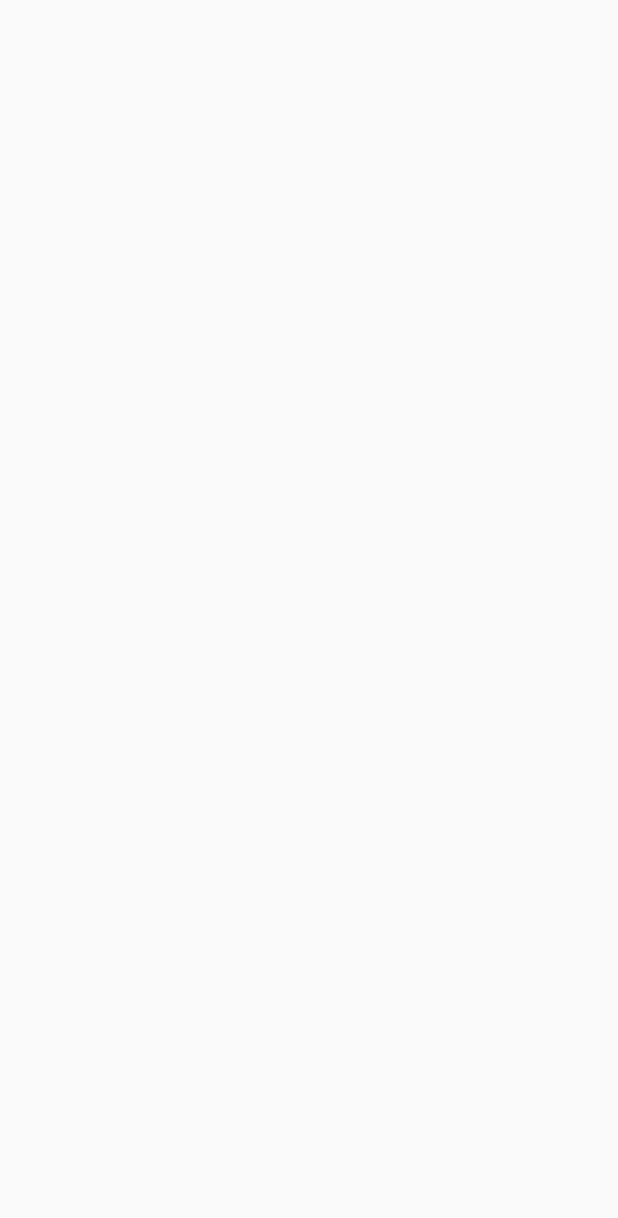
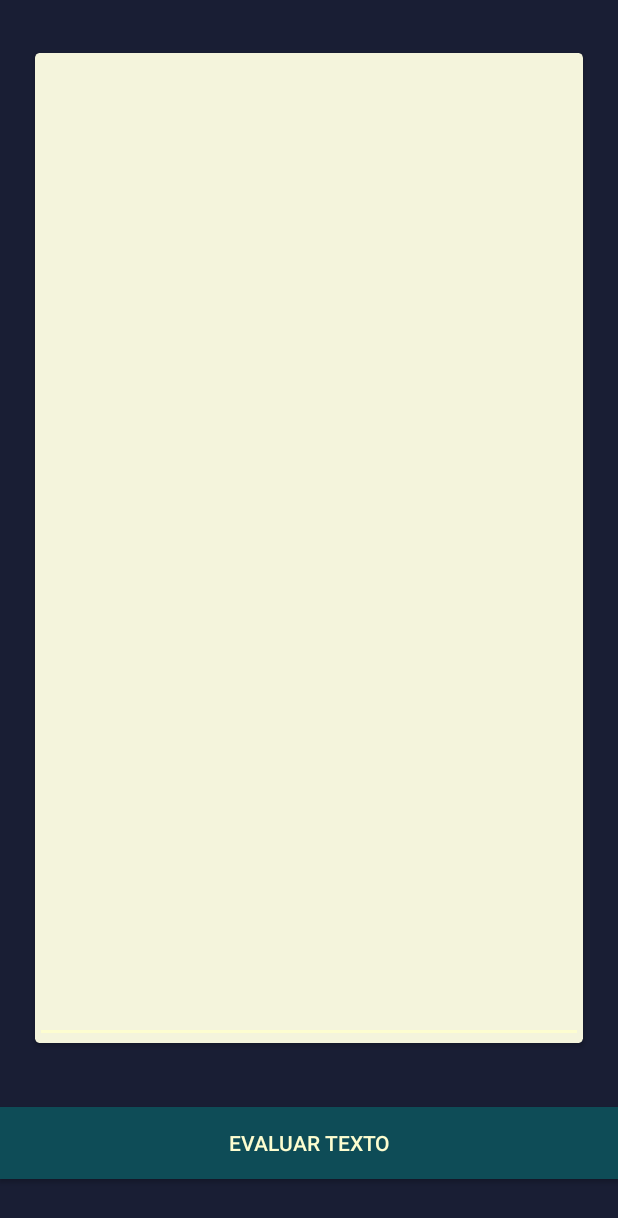
Before and after one commit to laura0497/HuffmanCode, an Android app: the WriteActivity screen opened directly, with no data from a screen before it, on a phone screen of 412 x 824 dp. Before the commit the part shown is empty. Shown: the top 1218 px of the screen. Run offline under Robolectric (Android 15) with nearby library versions, the phone set to English and light mode, and no system bars.

```diff
--- a/app/build.gradle
+++ b/app/build.gradle
@@ -22,6 +22,11 @@ dependencies {
     implementation fileTree(dir: 'libs', include: ['*.jar'])
     implementation 'com.android.support:appcompat-v7:27.1.1'
     implementation 'com.android.support.constraint:constraint-layout:1.1.0'
+
+    implementation 'com.android.support:design:27.1.1'
+    implementation 'com.android.support:recyclerview-v7:27.1.1'
+    implementation 'com.android.support:cardview-v7:+'
+
     testImplementation 'junit:junit:4.12'
     androidTestImplementation 'com.android.support.test:runner:1.0.2'
     androidTestImplementation 'com.android.support.test.espresso:espresso-core:3.0.2'
--- a/app/src/main/AndroidManifest.xml
+++ b/app/src/main/AndroidManifest.xml
@@ -19,6 +19,7 @@
             </intent-filter>
         </activity>
         <activity android:name=".WriteActivity"></activity>
+        <activity android:name=".HuffmanCode"></activity>
     </application>
 
 </manifest>
--- a/app/src/main/java/com/delarosa/huffmancode/SlideActivity.java
+++ b/app/src/main/java/com/delarosa/huffmancode/SlideActivity.java
@@ -298,6 +298,9 @@ public class SlideActivity extends AppCompatActivity {
                 Uri uri = data.getData();
                 String fileContent = readTextFile(uri);
                 Toast.makeText(this, fileContent, Toast.LENGTH_LONG).show();
+                Intent intent = new Intent(SlideActivity.this, HuffmanCode.class);
+                intent.putExtra("text", fileContent);
+                startActivity(intent);
 
             } else {
                 Log.i("-------", data.toString());
@@ -371,7 +374,7 @@ public class SlideActivity extends AppCompatActivity {
                 if (grantResults.length > 0 && grantResults[0] == PackageManager.PERMISSION_GRANTED) {
                     intentFileActivity();
                 } else {
-                    Toast.makeText(getApplicationContext(), getResources().getString(R.string.permission_denied), Toast.LENGTH_LONG);
+                    Toast.makeText(getApplicationContext(), getResources().getString(R.string.permission_denied), Toast.LENGTH_LONG).show();
                 }
                 break;
         }
--- a/app/src/main/java/com/delarosa/huffmancode/WriteActivity.java
+++ b/app/src/main/java/com/delarosa/huffmancode/WriteActivity.java
@@ -1,15 +1,54 @@
 package com.delarosa.huffmancode;
 
+import android.content.Intent;
+import android.graphics.Color;
+import android.os.Build;
 import android.os.Bundle;
+import android.support.design.widget.TextInputEditText;
 import android.support.v7.app.AppCompatActivity;
+import android.view.View;
+import android.view.Window;
+import android.view.WindowManager;
+import android.widget.Toast;
+
 /**
  * esta clase lee el texto y pasa el array de char a la clase HuffmanCode
  */
 public class WriteActivity extends AppCompatActivity {
+    private TextInputEditText textToEvaluate;
 
     @Override
     protected void onCreate(Bundle savedInstanceState) {
         super.onCreate(savedInstanceState);
         setContentView(R.layout.activity_write);
+
+        if (Build.VERSION.SDK_INT >= 21) {
+            getWindow().getDecorView().setSystemUiVisibility(View.SYSTEM_UI_FLAG_LAYOUT_STABLE | View.SYSTEM_UI_FLAG_LAYOUT_FULLSCREEN);
+        }
+
+        // barra de notificacion transparente
+        changeStatusBarColor();
+        textToEvaluate = findViewById(R.id.textToEvaluate);
+    }
+
+    /**
+     * este metodo cambia el color de la barra de notificacion a transparente
+     */
+    private void changeStatusBarColor() {
+        if (Build.VERSION.SDK_INT >= Build.VERSION_CODES.LOLLIPOP) {
+            Window window = getWindow();
+            window.addFlags(WindowManager.LayoutParams.FLAG_DRAWS_SYSTEM_BAR_BACKGROUNDS);
+            window.setStatusBarColor(Color.TRANSPARENT);
+        }
+    }
+
+    public void evaluateText(View view) {
+        if (!textToEvaluate.getText().equals("")) {
+            Intent intent = new Intent(WriteActivity.this, HuffmanCode.class);
+            intent.putExtra("text", String.valueOf(textToEvaluate.getText()));
+            startActivity(intent);
+        } else {
+            Toast.makeText(getApplicationContext(), "ingresa una palabra", Toast.LENGTH_LONG).show();
+        }
     }
 }
--- a/app/src/main/res/layout/activity_write.xml
+++ b/app/src/main/res/layout/activity_write.xml
@@ -1,6 +1,72 @@
 <?xml version="1.0" encoding="utf-8"?>
-<android.support.constraint.ConstraintLayout
-    xmlns:android="http://schemas.android.com/apk/res/android" android:layout_width="match_parent"
-    android:layout_height="match_parent">
+<LinearLayout xmlns:android="http://schemas.android.com/apk/res/android"
+    xmlns:app="http://schemas.android.com/apk/res-auto"
+    xmlns:tools="http://schemas.android.com/tools"
+    android:layout_width="match_parent"
+    android:layout_height="match_parent"
+    android:background="@color/dark_blue"
+    android:orientation="vertical"
+    android:weightSum="1">
 
-</android.support.constraint.ConstraintLayout>
+    <LinearLayout
+        android:layout_width="match_parent"
+
+        android:layout_height="match_parent"
+        android:layout_weight="0.15">
+
+        <android.support.v7.widget.CardView
+            android:id="@+id/cv_cartera"
+            android:layout_width="match_parent"
+            android:layout_height="match_parent"
+            android:layout_gravity="top"
+            android:layout_marginBottom="5dp"
+            android:layout_marginLeft="23dp"
+            android:layout_marginRight="23dp"
+            android:layout_marginTop="35dp"
+            android:backgroundTintMode="multiply"
+            android:elevation="3dp"
+            android:foreground="?android:attr/selectableItemBackground"
+            app:cardBackgroundColor="@color/dot_light_screen1"
+            app:cardCornerRadius="3dp"
+            tools:cardCornerRadius="3dp"
+            tools:cardElevation="3dp">
+
+
+            <LinearLayout
+                android:layout_width="match_parent"
+                android:layout_height="match_parent"
+                android:layout_gravity="top"
+                android:gravity="top">
+
+                <android.support.design.widget.TextInputEditText
+                    android:id="@+id/textToEvaluate"
+                    android:layout_width="match_parent"
+                    android:layout_height="match_parent"
+
+                    android:focusable="true" />
+
+
+            </LinearLayout>
+
+
+        </android.support.v7.widget.CardView>
+    </LinearLayout>
+
+    <LinearLayout
+        android:layout_width="match_parent"
+        android:layout_height="match_parent"
+        android:layout_weight="0.85"
+        android:gravity="center">
+
+        <android.support.v7.widget.AppCompatButton
+            android:id="@+id/evaluateButton"
+            android:layout_width="match_parent"
+            android:layout_height="wrap_content"
+            android:onClick="evaluateText"
+            android:background="@color/dark_green"
+            android:text="@string/evaluate_text"
+            android:textColor="@color/yellow" />
+    </LinearLayout>
+
+
+</LinearLayout>
--- a/app/src/main/res/values/strings.xml
+++ b/app/src/main/res/values/strings.xml
@@ -1,7 +1,7 @@
 <resources>
     <string name="app_name">HuffmanCode</string>
 
-    <string name="title_activity_welcome">Home Screen</string>
+    <string name="evaluate_text">Evaluar Texto</string>
 
     <string name="members">INTEGRANTES</string>
     <string name="choose">COMO QUIERES INGRESAR EL TEXTO?</string>
```
Also changed, not shown: app/src/main/java/com/delarosa/huffmancode/HuffmanCode.java (+115 -1 lines), app/src/main/java/com/delarosa/huffmancode/HuffmanLeaf.java (added, +10 -0 lines), app/src/main/java/com/delarosa/huffmancode/HuffmanNode.java (added, +11 -0 lines), app/src/main/java/com/delarosa/huffmancode/HuffmanTree.java (added, +14 -0 lines), app/src/main/res/layout/huffman_code.xml (added, +12 -0 lines).
